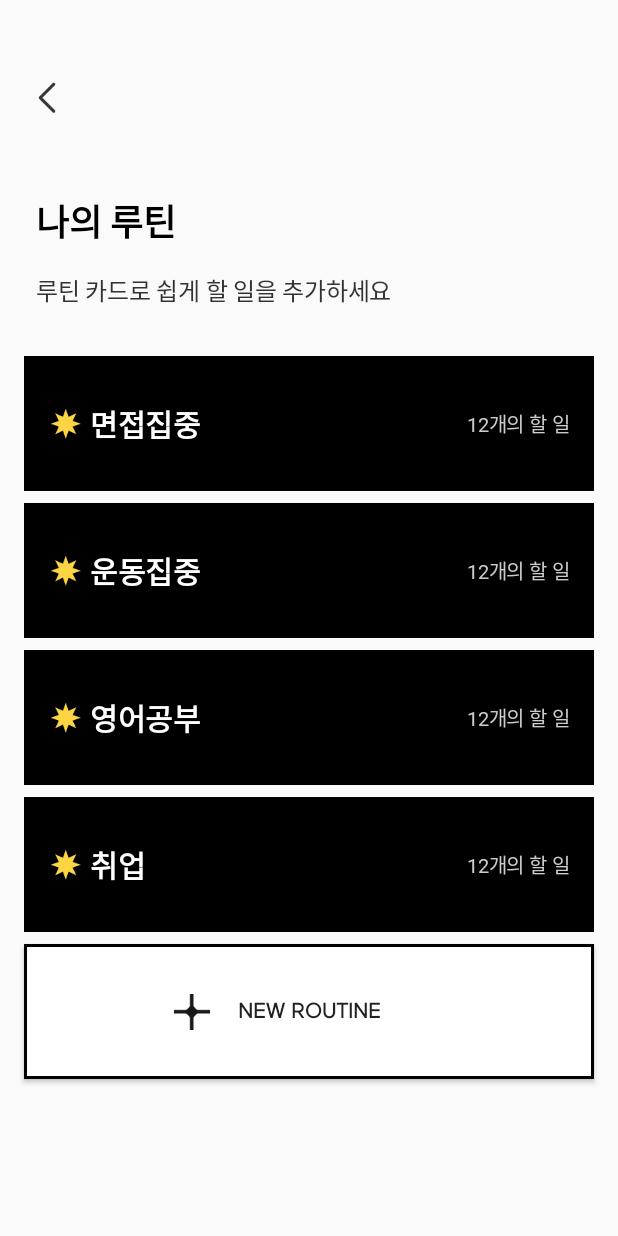
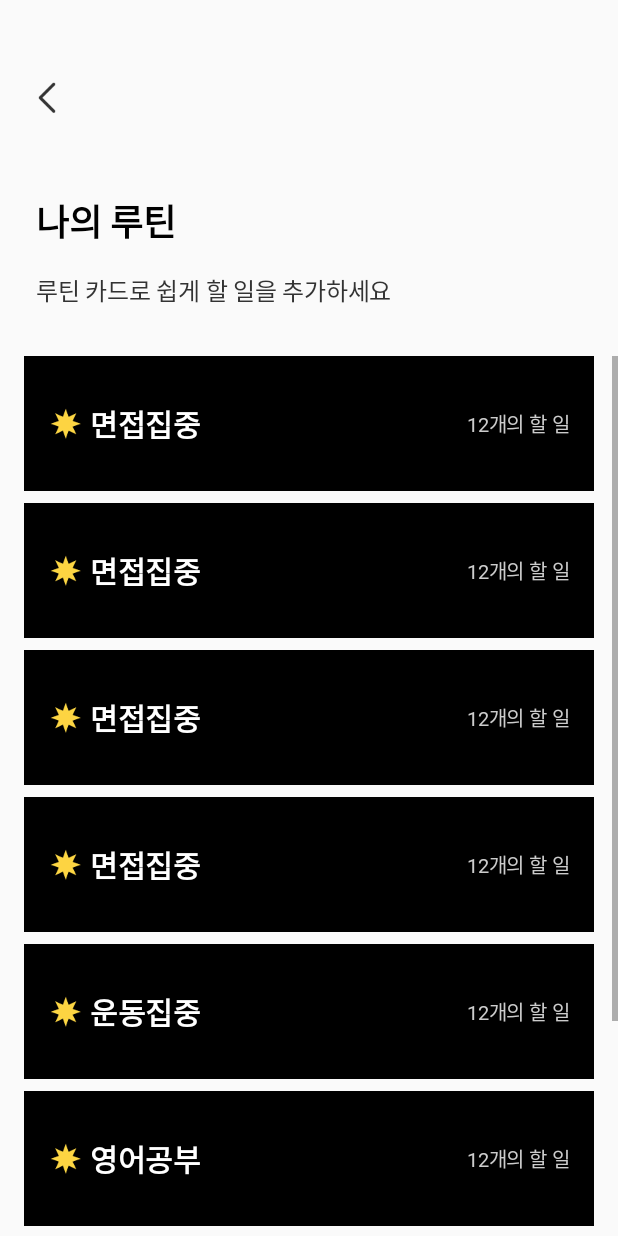
Before and after one commit to cindia3704/Dior_Android, an Android app: the AddRoutineActivity screen opened directly, with no data from a screen before it, on a phone screen of 412 x 824 dp. Run offline under Robolectric (Android 15) with nearby library versions, the phone set to English and light mode, and no system bars.

Commit message:
feat: social login connect to server & fix error in routine list view

```diff
--- a/WeekFlex/app/src/main/AndroidManifest.xml
+++ b/WeekFlex/app/src/main/AndroidManifest.xml
@@ -17,7 +17,8 @@
         <activity android:name=".Activity.CompleteMakeRoutineActivity"></activity>
         <activity android:name=".Activity.InsertRoutineNameActivity" />
         <activity android:name=".Activity.AddTodoActivity" ></activity>
-        <activity android:name=".Activity.AddRoutineActivity" />
+        <activity android:name=".Activity.AddRoutineActivity">
+        </activity>
         <activity android:name="com.kakao.sdk.auth.AuthCodeHandlerActivity">
             <intent-filter>
                 <action android:name="android.intent.action.VIEW" />
--- a/WeekFlex/app/src/main/java/com/example/weekflex/Activity/AddRoutineActivity.kt
+++ b/WeekFlex/app/src/main/java/com/example/weekflex/Activity/AddRoutineActivity.kt
@@ -46,12 +46,16 @@ class AddRoutineActivity : AppCompatActivity() {
         //TODO: 서버랑 연결해서 루틴 리스트 받아오기
         val routineList = ArrayList<Routine>()
         routineList.add(Routine("면접집중"))
+        routineList.add(Routine("면접집중"))
+        routineList.add(Routine("면접집중"))
+        routineList.add(Routine("면접집중"))
         routineList.add(Routine("운동집중"))
         routineList.add(Routine("영어공부"))
         routineList.add(Routine("취업"))
 
         val adapter = RoutineListAdapter(LayoutInflater.from(this@AddRoutineActivity),routineList)
+//        recyclerview_addRoutine.layoutManager= LinearLayoutManager(this@AddRoutineActivity)
         recyclerview_addRoutine.adapter = adapter
-        recyclerview_addRoutine.layoutManager= GridLayoutManager(this@AddRoutineActivity,1,GridLayoutManager.VERTICAL,false)
+
     }
 }
--- a/WeekFlex/app/src/main/java/com/example/weekflex/Fragment/RecyclerViewDecoration.kt
+++ b/WeekFlex/app/src/main/java/com/example/weekflex/Fragment/RecyclerViewDecoration.kt
@@ -13,7 +13,11 @@ class RecyclerDecoration(private val divWidth : Int) : RecyclerView.ItemDecorati
         state: RecyclerView.State
     ) {
         super.getItemOffsets(outRect, view, parent, state)
-        outRect.right = divWidth
+        outRect.right += divWidth
+        if(parent.getChildAdapterPosition(view) == 6){
+            outRect.right=0
+        }
+
     }
 
 }
--- a/WeekFlex/app/src/main/res/layout/activity_add_routine.xml
+++ b/WeekFlex/app/src/main/res/layout/activity_add_routine.xml
@@ -40,40 +40,55 @@
         app:layout_constraintLeft_toLeftOf="parent"
         android:layout_marginLeft="24dp"
         android:layout_marginTop="16dp"/>
+    <ScrollView
+        android:layout_width="match_parent"
+        android:layout_height="wrap_content"
+        app:layout_constrainedHeight="true"
+        app:layout_constraintTop_toBottomOf="@+id/ment_addRoutine2"
+        app:layout_constraintBottom_toBottomOf="parent"
+        android:layout_marginTop="32dp"
+        app:layout_constraintVertical_bias="0"
+        >
+        <RelativeLayout
+            android:id="@+id/relative_addroutine"
+            android:layout_width="match_parent"
+            android:layout_height="wrap_content"
+            android:layout_marginLeft="16dp"
+            android:layout_marginRight="16dp"
+            >
 
             <androidx.recyclerview.widget.RecyclerView
                 android:id="@+id/recyclerview_addRoutine"
+                android:orientation="vertical"
+                app:layoutManager="androidx.recyclerview.widget.LinearLayoutManager"
                 android:nestedScrollingEnabled="false"
-        android:layout_width="0dp"
+                android:layout_width="match_parent"
                 android:layout_height="wrap_content"
+                app:layout_constraintVertical_bias="0"
                 app:layout_constraintLeft_toLeftOf="parent"
-        app:layout_constraintTop_toBottomOf="@id/ment_addRoutine2"
-        app:layout_constraintRight_toRightOf="parent"
-        android:layout_marginTop="32dp"
-        android:layout_marginLeft="16dp"
-        android:layout_marginRight="16dp"/>
+                app:layout_constraintRight_toRightOf="parent"/>
             <Button
                 android:id="@+id/makeRoutine_addRoutine"
-        android:layout_width="0dp"
+                android:layout_width="match_parent"
                 android:layout_height="90dp"
                 android:text="New Routine"
-        android:fontFamily="@font/maax"
+                android:textSize="20sp"
+                android:textAllCaps="false"
                 android:textStyle="bold"
                 android:background="@drawable/routine_list_rectangle"
-        app:layout_constraintTop_toBottomOf="@id/recyclerview_addRoutine"
                 app:layout_constraintLeft_toLeftOf="parent"
                 app:layout_constraintRight_toRightOf="parent"
-        android:layout_marginLeft="16dp"
-        android:layout_marginRight="16dp"/>
+                android:layout_below="@+id/recyclerview_addRoutine"
+                />
             <ImageView
                 android:elevation="10dp"
-        android:layout_width="wrap_content"
-        android:layout_height="wrap_content"
+                android:layout_width="30dp"
+                android:layout_height="30dp"
                 android:src="@drawable/blackplusbtn"
-        app:layout_constraintTop_toTopOf="@id/makeRoutine_addRoutine"
-        app:layout_constraintBottom_toBottomOf="@id/makeRoutine_addRoutine"
-        app:layout_constraintLeft_toLeftOf="@id/makeRoutine_addRoutine"
+                android:layout_marginTop="30dp"
+                android:layout_below="@id/recyclerview_addRoutine"
                 android:layout_marginLeft="100dp"/>
-
+    </RelativeLayout>
+    </ScrollView>
 
 </androidx.constraintlayout.widget.ConstraintLayout>
```
Also changed, not shown: WeekFlex/app/src/main/java/com/example/weekflex/Activity/LoginActivity.kt (+44 -33 lines), WeekFlex/app/src/main/java/com/example/weekflex/Data/RegisterRequest.kt (added, +10 -0 lines), WeekFlex/app/src/main/java/com/example/weekflex/Fragment/TodoMainFragment.kt (+5 -2 lines), WeekFlex/app/src/main/java/com/example/weekflex/Network/RetrofitService.kt (+5 -10 lines), WeekFlex/app/src/main/res/layout/todo_main_fragment.xml (+13 -10 lines), 1 other file. Lines whose indentation alone changed are shown as unchanged.
